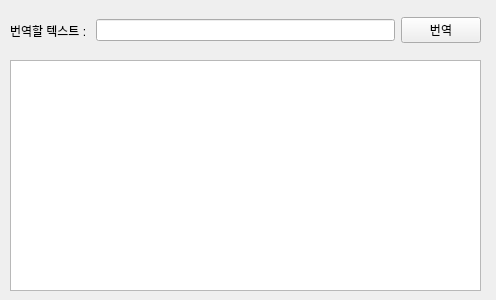
This is day07/transApp.ui in iieunji023/java-bigdata-2024 as Qt 5 draws it before an edit. The edited form follows.
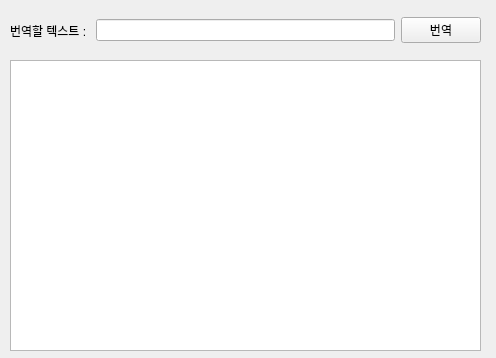
This is the edited form.

Commit message: day08 readme

What changed in the file:
```diff
--- a/day07/transApp.ui
+++ b/day07/transApp.ui
@@ -7,7 +7,7 @@
     <x>0</x>
     <y>0</y>
     <width>496</width>
-    <height>300</height>
+    <height>358</height>
    </rect>
   </property>
   <property name="windowTitle">
@@ -52,7 +52,7 @@
      <x>10</x>
      <y>60</y>
      <width>471</width>
-     <height>231</height>
+     <height>291</height>
     </rect>
    </property>
   </widget>
```
The commit also changes 1 other file.
